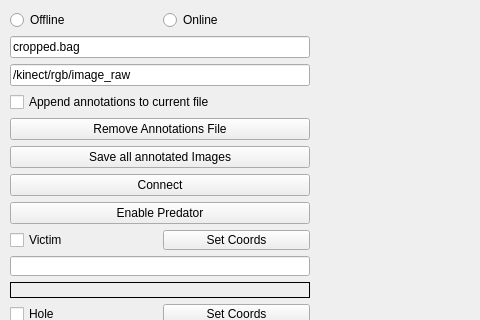
This is pandora_vision/pandora_vision_annotator/ui/pandora_annotator.ui in pandora-auth-ros-pkg/pandora_ros_pkgs as Qt 5 draws it before an edit; both pictures show x 0 to 480 and y 0 to 320 of the 1138 by 845 pixel window. The edited form follows.
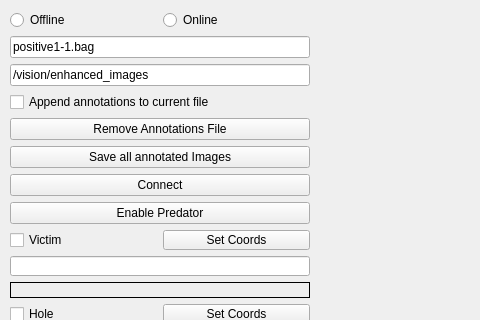
This is the edited form.

Diff of the .ui file:
```diff
--- a/pandora_vision/pandora_vision_annotator/ui/pandora_annotator.ui
+++ b/pandora_vision/pandora_vision_annotator/ui/pandora_annotator.ui
@@ -305,14 +305,14 @@
        <item>
         <widget class="QLineEdit" name="bagLineEdit">
          <property name="text">
-          <string>cropped.bag</string>
+          <string>positive1-1.bag</string>
          </property>
         </widget>
        </item>
        <item>
         <widget class="QLineEdit" name="rosTopicLineEdit">
          <property name="text">
-          <string>/kinect/rgb/image_raw</string>
+          <string>/vision/enhanced_images</string>
          </property>
         </widget>
        </item>
```
